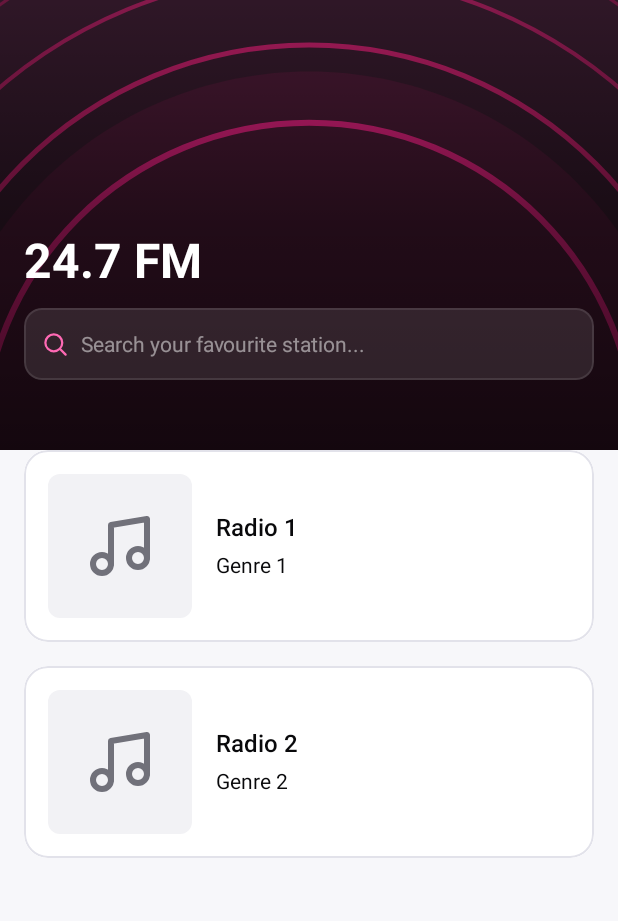
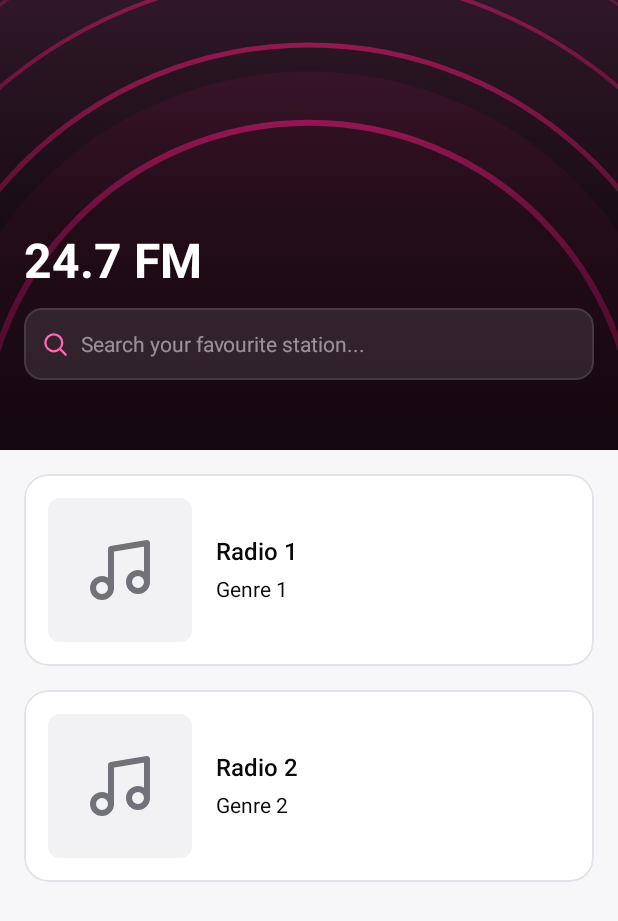
Before and after one commit to AgiMaulana/Radio-24.7FM, an Android app built with Jetpack Compose: the @Preview function StationListScreenPreview, on a phone screen of 412 x 824 dp. Shown: the top 921 px of the screen. Run offline under Robolectric (Android 15) with nearby library versions, the light colour scheme and no system bars; our stand-ins replace Dagger/Hilt's generated code; libraries missing offline, so code that uses them is left out: androidx.palette.graphics; pictures from the network do not load.

Commit message:
fix: add extra top padding to station list for improved spacing

```diff
--- a/feature/stationlist/src/main/java/io/github/agimaulana/radio/feature/stationlist/StationListScreen.kt
+++ b/feature/stationlist/src/main/java/io/github/agimaulana/radio/feature/stationlist/StationListScreen.kt
@@ -260,7 +260,7 @@ private fun StationListContent(
             listState = listState,
             onClick = { onAction(Action.Click(it)) },
             contentPadding = PaddingValues(
-                top = lerp(expandedHeight, collapsedHeight, progress),
+                top = lerp(expandedHeight, collapsedHeight, progress) + 16.dp,
                 bottom = innerPadding.calculateBottomPadding() + 80.dp,
                 start = 16.dp,
                 end = 16.dp
```
